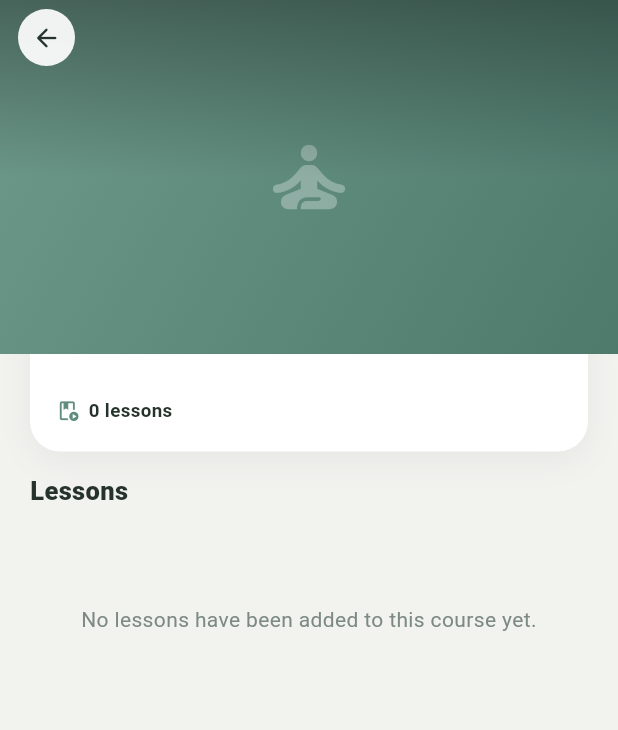
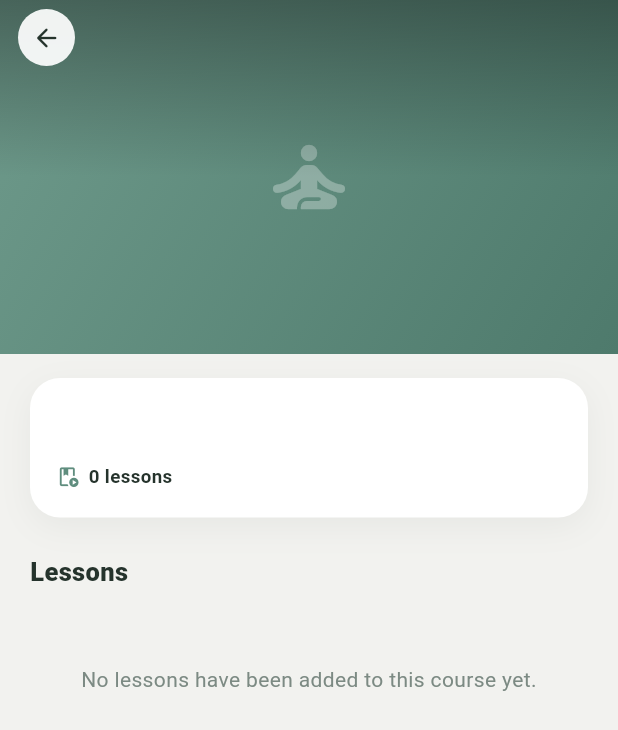
Before and after one commit to cyberking-coder/Rishi_app2, a Flutter app: the CourseDetailScreen screen opened directly with empty values, on a phone screen of 412 x 824 dp. Shown: the top 730 px of the screen. Run offline on Flutter 3.47's test engine with Material 3 defaults, Android fonts, the phone set to English and light mode, and no system bars; our stand-ins replace audio_service, chewie, device_info_plus, flutter_riverpod, flutter_secure_storage, go_router and 4 more; missing offline and left inert: pointycastle; accounts and stored records are empty.

Commit message:
Stop the hero clipping the course title, and report why checkout failed
Slivers paint first-on-top, so pulling the meta card up to overlap the
cover image put the hero OVER it — the course title rendered behind the
photo and got cut in half. The card now sits below the hero with clear
space between them, and the same negative offsets are gone from the
module headers and lesson rows that inherited the trick.

The purchase sheet caught every failure and printed "Something went
wrong starting checkout", pointing people at a support email for what
is usually a deploy problem. It now shows what actually failed, and the
datasource passes through the edge function's own message instead of
discarding it.

```diff
--- a/mobile_app/lib/features/lms/presentation/screens/course_detail_screen.dart
+++ b/mobile_app/lib/features/lms/presentation/screens/course_detail_screen.dart
@@ -169,12 +169,13 @@ class _CourseDetailScreenState extends ConsumerState<CourseDetailScreen> {
                 ),
               ),
 
-              // Pulled up so the card overlaps the hero, the way the
-              // reference layers its title card over the cover image.
+              // Sits below the hero with clear air between them. An
+              // earlier version pulled this up to overlap the cover, but
+              // slivers paint first-on-top, so the hero covered the card
+              // and clipped the title.
+              const SliverToBoxAdapter(child: SizedBox(height: 16)),
               SliverToBoxAdapter(
-                child: Transform.translate(
-                  offset: const Offset(0, -28),
-                  child: Padding(
+                child: Padding(
                     padding: const EdgeInsets.symmetric(horizontal: 20),
                     child: _MetaCard(
                       title: detail.course.title,
@@ -194,14 +195,11 @@ class _CourseDetailScreenState extends ConsumerState<CourseDetailScreen> {
                       },
                     ),
                   ),
-                ),
               ),
 
-              SliverToBoxAdapter(
-                child: Transform.translate(
-                  offset: const Offset(0, -14),
-                  child: const Padding(
-                    padding: EdgeInsets.fromLTRB(20, 0, 20, 10),
+              const SliverToBoxAdapter(
+                child: Padding(
+                    padding: EdgeInsets.fromLTRB(20, 24, 20, 10),
                     child: Text(
                       'Lessons',
                       style: TextStyle(
@@ -211,7 +209,6 @@ class _CourseDetailScreenState extends ConsumerState<CourseDetailScreen> {
                       ),
                     ),
                   ),
-                ),
               ),
 
               if (detail.modules.isEmpty)
@@ -233,9 +230,7 @@ class _CourseDetailScreenState extends ConsumerState<CourseDetailScreen> {
                 // distinguish.
                 if (detail.modules.length > 1)
                   SliverToBoxAdapter(
-                    child: Transform.translate(
-                      offset: const Offset(0, -14),
-                      child: Padding(
+                    child: Padding(
                         padding: const EdgeInsets.fromLTRB(20, 10, 20, 8),
                         child: Text(
                           module.title.toUpperCase(),
@@ -247,7 +242,6 @@ class _CourseDetailScreenState extends ConsumerState<CourseDetailScreen> {
                           ),
                         ),
                       ),
-                    ),
                   ),
                 SliverList.separated(
                   itemCount: module.lessons.length,
@@ -255,9 +249,7 @@ class _CourseDetailScreenState extends ConsumerState<CourseDetailScreen> {
                   itemBuilder: (_, i) {
                     final lesson = module.lessons[i];
                     lessonNumber++;
-                    return Transform.translate(
-                      offset: const Offset(0, -14),
-                      child: Padding(
+                    return Padding(
                         padding: const EdgeInsets.symmetric(horizontal: 20),
                         child: _LessonTile(
                           number: lessonNumber,
@@ -265,7 +257,6 @@ class _CourseDetailScreenState extends ConsumerState<CourseDetailScreen> {
                           locked: locked,
                           onTap: () => _openLesson(lesson, locked),
                         ),
-                      ),
                     );
                   },
                 ),
```
Also changed, not shown: mobile_app/lib/features/access/data/checkout_remote_datasource.dart (+8 -1 lines), mobile_app/lib/features/lms/presentation/widgets/course_purchase_sheet.dart (+5 -3 lines).
